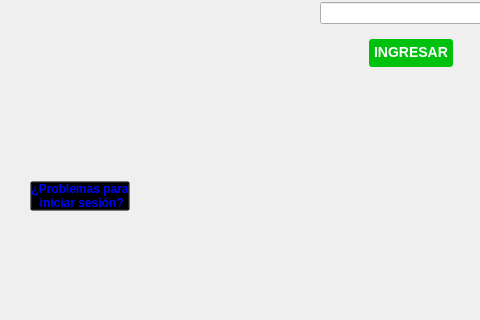
Above: windows/templates/login.ui from HitomiD/Proyecto-Desarrollo before the change; both pictures show x 0 to 480 and y 200 to 520 of the 820 by 520 pixel window. Below: the same form after it.
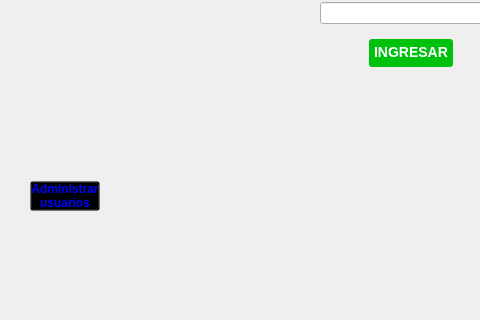
That is the form after the change. Icons and pictures are not drawn.

Commit message: Añadida tabla de usuarios al modelo de la base de datos.

```diff
--- a/windows/templates/login.ui
+++ b/windows/templates/login.ui
@@ -66,8 +66,8 @@
 margin-left:30px;</string>
          </property>
          <property name="text">
-          <string>¿Problemas para
- iniciar sesión?</string>
+          <string>Administrar 
+usuarios</string>
          </property>
         </widget>
        </item>
```
Left out of the diff: 9 changed lines with no effect on the pictures. The commit also changes 5 other files.
